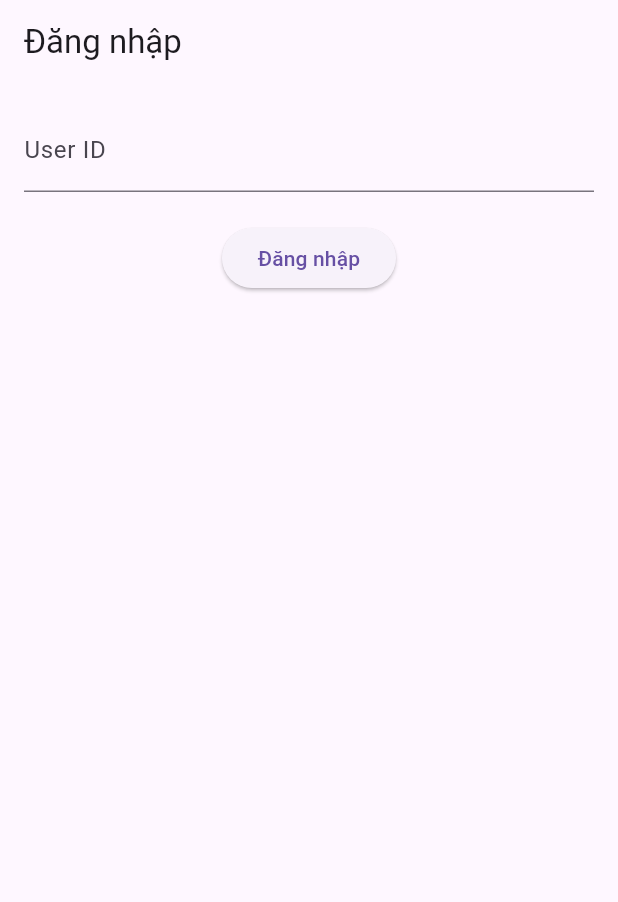
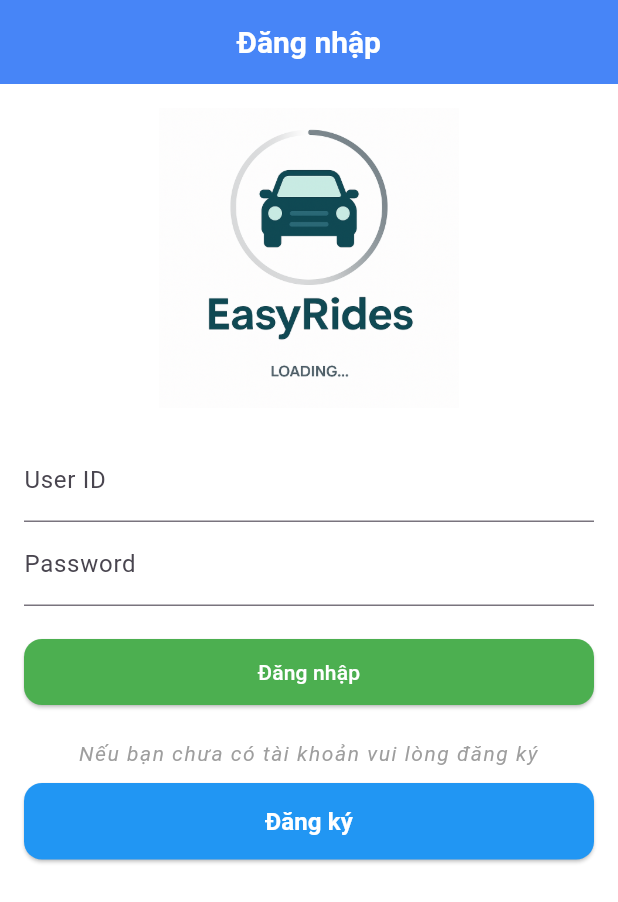
Before and after one commit to QuangVu42/easyRides, a Flutter app: the screen it shows after launch, on a phone screen of 412 x 824 dp. Shown: the top 902 px of the screen. Run offline on Flutter 3.47's test engine with Material 3 defaults, Android fonts, the light colour scheme and no system bars.

Commit message:
change style login

```diff
--- a/lib/screens/login_screen.dart
+++ b/lib/screens/login_screen.dart
@@ -1,5 +1,6 @@
 import 'package:flutter/material.dart';
 import 'rides_screen.dart';
+import '../components/register.dart';
 
 class LoginScreen extends StatelessWidget {
   const LoginScreen({super.key});
@@ -9,16 +10,56 @@ class LoginScreen extends StatelessWidget {
     final TextEditingController userController = TextEditingController();
 
     return Scaffold(
-      appBar: AppBar(title: const Text("Đăng nhập")),
-      body: Padding(
+      appBar: AppBar(
+        title: const Text(
+          "Đăng nhập",
+          style: TextStyle(
+            fontSize: 20,
+            fontWeight: FontWeight.bold,
+            color: Colors.white,
+          ),
+        ),
+        centerTitle: true,
+        backgroundColor: Colors.blueAccent,
+        elevation: 4,
+      ),
+      body: Container(
+        decoration: const BoxDecoration(
+          gradient: LinearGradient(
+            colors: [Color(0xFFFFFFFF), Color(0xFFFFFFFF)], // xanh nhạt → trắng
+            begin: Alignment.topCenter,
+            end: Alignment.bottomCenter,
+          ),
+
+        ),
+
+            child: Padding(
           padding: const EdgeInsets.all(16),
           child: Column(
             children: [
+              Container(
+                height: 200,
+                width: double.infinity,
+                child: Image.asset(
+                  'assets/images/carLogo.png',
+                  fit: BoxFit.contain,
+                ),
+              ),
+              const SizedBox(height: 20),
               TextField(
                 controller: userController,
                 decoration: const InputDecoration(labelText: "User ID"),
               ),
+              TextField(
+                controller: userController,
+                decoration: const InputDecoration(labelText: "Password"),
+                obscureText: true, // ẩn mật khẩu
+              ),
               const SizedBox(height: 20),
+
+                  SizedBox(
+                    width: double.infinity, // full chiều ngang
+                    child:
                   ElevatedButton(
                     onPressed: () {
                       Navigator.pushReplacement(
@@ -26,11 +67,61 @@ class LoginScreen extends StatelessWidget {
                         MaterialPageRoute(builder: (_) => const RidesScreen()),
                       );
                     },
+                    style: ElevatedButton.styleFrom(
+                      backgroundColor: Colors.green,
+                      foregroundColor: Colors.white,
+                      padding: const EdgeInsets.symmetric(horizontal: 24, vertical: 12),
+                      shape: RoundedRectangleBorder(
+                        borderRadius: BorderRadius.circular(12),
+                      ),
+                    ),
                     child: const Text("Đăng nhập"),
+                  ),
+                  ),
+              const SizedBox(height: 20),
+              Text(
+                "Nếu bạn chưa có tài khoản vui lòng đăng ký",
+                style: TextStyle(
+                  fontSize: 14,              // kích thước chữ
+                  color: Colors.grey,        // màu chữ
+                  letterSpacing: 1,        // khoảng cách giữa các ký tự
+                  fontStyle: FontStyle.italic, // in nghiêng
+                  decorationColor: Colors.grey,          // màu gạch
+                  decorationStyle: TextDecorationStyle.dashed, // kiểu gạch (dotted, dashed, wavy)
+                ),
+                textAlign: TextAlign.center,  // căn giữa
+                maxLines: 2,                  // số dòng tối đa
+                overflow: TextOverflow.ellipsis, // hiển thị ... nếu dài quá
+              ),
+              const SizedBox(height: 10),
+              SizedBox(
+                width: double.infinity, // full chiều ngang
+                child: ElevatedButton(
+                  onPressed: () {
+                    Navigator.pushReplacement(
+                      context,
+                      MaterialPageRoute(builder: (_) => const RegisterScreen()),
+                    );
+                  },
+                  style: ElevatedButton.styleFrom(
+                    backgroundColor: Colors.blue,
+                    foregroundColor: Colors.white,
+                    padding: const EdgeInsets.symmetric(vertical: 14), // chỉ set chiều cao
+                    shape: RoundedRectangleBorder(
+                      borderRadius: BorderRadius.circular(12),
+                    ),
+                  ),
+                  child: const Text(
+                    "Đăng ký",
+                    style: TextStyle(fontSize: 16, fontWeight: FontWeight.bold),
+                  ),
+                ),
               ),
             ],
           ),
         ),
+      ),
+
     );
   }
 }
```
Also changed, not shown: lib/components/register.dart (added, +133 -0 lines), pubspec.lock. Lines whose indentation alone changed are shown as unchanged.
